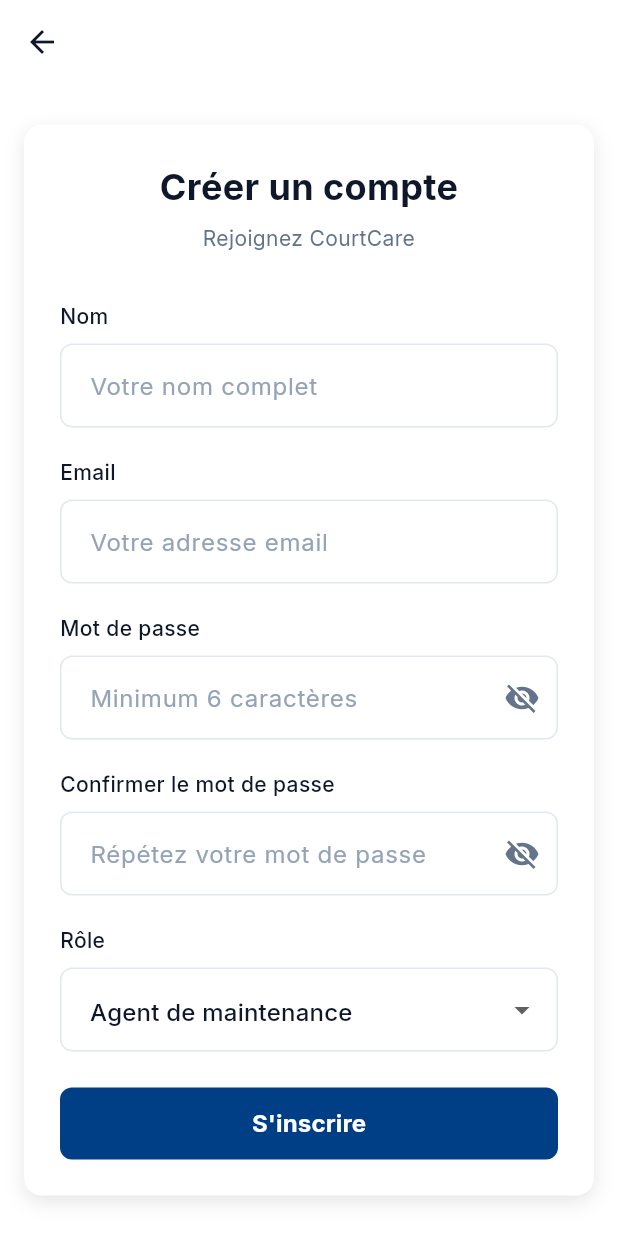
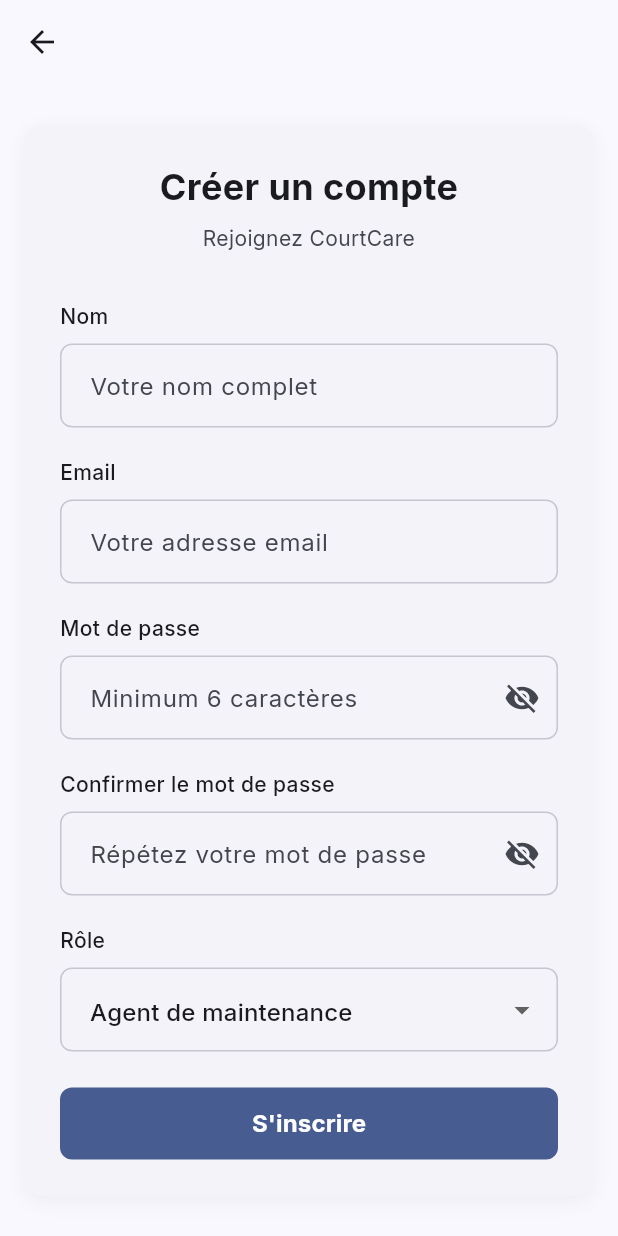
Before and after one commit to Simokes/tenniscourtcare, a Flutter app: the SignupPage screen opened by its route, on a phone screen of 412 x 824 dp. Run offline on Flutter 3.47's test engine with Material 3 defaults, Android fonts, the phone set to English and light mode, and no system bars; our stand-ins replace cloud_firestore, cloud_functions, connectivity_plus, drift, firebase_auth, firebase_core and 12 more; missing offline and left inert: cryptography, dart:js_interop, dart_jsonwebtoken; accounts and stored records are empty; generated files the repository leaves out were written again.

Commit message:
refactor: remplace couleurs hardcodées par tokens thème dans settings et auth
Co-authored-by: Simokes <186972204+Simokes@users.noreply.github.com>

```diff
--- a/lib/features/auth/presentation/pages/auth_icons.dart
+++ b/lib/features/auth/presentation/pages/auth_icons.dart
@@ -34,6 +34,8 @@ class GoogleIcon extends StatelessWidget {
 
   @override
   Widget build(BuildContext context) {
+    final cs = Theme.of(context).colorScheme;
+
     // Simple Google "G" icon representation
     // Using a ShaderMask to give it multi-color look if possible, or just a colored G
     return Container(
@@ -42,7 +44,7 @@ class GoogleIcon extends StatelessWidget {
       decoration: BoxDecoration(
         color: Colors.white,
         shape: BoxShape.circle,
-        border: Border.all(color: Colors.grey.shade300),
+        border: Border.all(color: cs.outlineVariant),
       ),
       alignment: Alignment.center,
       child: ShaderMask(
--- a/lib/features/auth/presentation/pages/signup_page.dart
+++ b/lib/features/auth/presentation/pages/signup_page.dart
@@ -21,11 +21,6 @@ class _SignupPageState extends ConsumerState<SignupPage> {
   Role _selectedRole = Role.agent;
   bool _isPasswordVisible = false;
   bool _isConfirmPasswordVisible = false;
-
-  // Design specific colors
-  static const _primaryColor = Color(0xFF003E85);
-  static const _primaryDarkColor = Color(0xFF002A5C);
-  static const _backgroundDarkColor = Color(0xFF0F1823);
 
   @override
   void dispose() {
@@ -87,24 +82,15 @@ class _SignupPageState extends ConsumerState<SignupPage> {
     final isLoading = authState.isLoading;
     final error = authState.error;
     final isDarkMode = Theme.of(context).brightness == Brightness.dark;
-
-    final backgroundColor = isDarkMode ? _backgroundDarkColor : Colors.white;
-    final cardColor = isDarkMode ? const Color(0xFF1E293B) : Colors.white;
-    final textColor = isDarkMode ? Colors.white : const Color(0xFF0F172A);
-    final subtitleColor = isDarkMode
-        ? const Color(0xFF94A3B8)
-        : const Color(0xFF64748B);
-    final borderColor = isDarkMode
-        ? const Color(0xFF475569)
-        : const Color(0xFFE2E8F0);
+    final cs = Theme.of(context).colorScheme;
 
     return Scaffold(
-      backgroundColor: backgroundColor,
+      backgroundColor: cs.surface,
       appBar: AppBar(
         backgroundColor: Colors.transparent,
         elevation: 0,
         leading: IconButton(
-          icon: Icon(Icons.arrow_back, color: textColor),
+          icon: Icon(Icons.arrow_back, color: cs.onSurface),
           onPressed: () => context.go('/login'),
         ),
       ),
@@ -115,13 +101,13 @@ class _SignupPageState extends ConsumerState<SignupPage> {
             constraints: const BoxConstraints(maxWidth: 448),
             padding: const EdgeInsets.all(24),
             decoration: BoxDecoration(
-              color: cardColor,
+              color: cs.surfaceContainerLow,
               borderRadius: BorderRadius.circular(12),
               boxShadow: isDarkMode
                   ? []
                   : [
                       BoxShadow(
-                        color: Colors.black.withValues(alpha: 0.1),
+                        color: cs.onSurface.withValues(alpha: 0.05),
                         blurRadius: 10,
                         offset: const Offset(0, 4),
                       ),
@@ -138,7 +124,7 @@ class _SignupPageState extends ConsumerState<SignupPage> {
                     style: GoogleFonts.inter(
                       fontSize: 24,
                       fontWeight: FontWeight.bold,
-                      color: textColor,
+                      color: cs.onSurface,
                     ),
                   ),
                   const SizedBox(height: 8),
@@ -147,23 +133,19 @@ class _SignupPageState extends ConsumerState<SignupPage> {
                     textAlign: TextAlign.center,
                     style: GoogleFonts.inter(
                       fontSize: 14,
-                      color: subtitleColor,
+                      color: cs.onSurfaceVariant,
                     ),
                   ),
                   const SizedBox(height: 32),
 
                   // Name Field
-                  _buildLabel('Nom', isDarkMode, textColor),
+                  _buildLabel('Nom', cs),
                   const SizedBox(height: 8),
                   TextFormField(
                     controller: _nameController,
                     textInputAction: TextInputAction.next,
-                    style: TextStyle(color: textColor),
-                    decoration: _inputDecoration(
-                      hintText: 'Votre nom complet',
-                      isDarkMode: isDarkMode,
-                      borderColor: borderColor,
-                    ),
+                    style: TextStyle(color: cs.onSurface),
+                    decoration: _inputDecoration(cs, hintText: 'Votre nom complet'),
                     validator: (value) {
                       if (value == null || value.trim().length < 2) {
                         return 'Le nom doit contenir au moins 2 caractères';
@@ -174,18 +156,14 @@ class _SignupPageState extends ConsumerState<SignupPage> {
                   const SizedBox(height: 20),
 
                   // Email Field
-                  _buildLabel('Email', isDarkMode, textColor),
+                  _buildLabel('Email', cs),
                   const SizedBox(height: 8),
                   TextFormField(
                     controller: _emailController,
                     keyboardType: TextInputType.emailAddress,
                     textInputAction: TextInputAction.next,
-                    style: TextStyle(color: textColor),
-                    decoration: _inputDecoration(
-                      hintText: 'Votre adresse email',
-                      isDarkMode: isDarkMode,
-                      borderColor: borderColor,
-                    ),
+                    style: TextStyle(color: cs.onSurface),
+                    decoration: _inputDecoration(cs, hintText: 'Votre adresse email'),
                     validator: (value) {
                       if (value == null || value.isEmpty) {
                         return 'L\'email est requis';
@@ -201,23 +179,22 @@ class _SignupPageState extends ConsumerState<SignupPage> {
                   const SizedBox(height: 20),
 
                   // Password Field
-                  _buildLabel('Mot de passe', isDarkMode, textColor),
+                  _buildLabel('Mot de passe', cs),
                   const SizedBox(height: 8),
                   TextFormField(
                     controller: _passwordController,
                     obscureText: !_isPasswordVisible,
                     textInputAction: TextInputAction.next,
-                    style: TextStyle(color: textColor),
+                    style: TextStyle(color: cs.onSurface),
                     decoration: _inputDecoration(
+                      cs,
                       hintText: 'Minimum 6 caractères',
-                      isDarkMode: isDarkMode,
-                      borderColor: borderColor,
                       suffixIcon: IconButton(
                         icon: Icon(
                           _isPasswordVisible
                               ? Icons.visibility
                               : Icons.visibility_off,
-                          color: subtitleColor,
+                          color: cs.onSurfaceVariant,
                         ),
                         onPressed: () {
                           setState(() {
@@ -236,27 +213,22 @@ class _SignupPageState extends ConsumerState<SignupPage> {
                   const SizedBox(height: 20),
 
                   // Confirm Password Field
-                  _buildLabel(
-                    'Confirmer le mot de passe',
-                    isDarkMode,
-                    textColor,
-                  ),
+                  _buildLabel('Confirmer le mot de passe', cs),
                   const SizedBox(height: 8),
                   TextFormField(
                     controller: _confirmPasswordController,
                     obscureText: !_isConfirmPasswordVisible,
                     textInputAction: TextInputAction.done,
-                    style: TextStyle(color: textColor),
+                    style: TextStyle(color: cs.onSurface),
                     decoration: _inputDecoration(
+                      cs,
                       hintText: 'Répétez votre mot de passe',
-                      isDarkMode: isDarkMode,
-                      borderColor: borderColor,
                       suffixIcon: IconButton(
                         icon: Icon(
                           _isConfirmPasswordVisible
                               ? Icons.visibility
                               : Icons.visibility_off,
-                          color: subtitleColor,
+                          color: cs.onSurfaceVariant,
                         ),
                         onPressed: () {
                           setState(() {
@@ -276,7 +248,7 @@ class _SignupPageState extends ConsumerState<SignupPage> {
                   const SizedBox(height: 20),
 
                   // Role Dropdown
-                  _buildLabel('Rôle', isDarkMode, textColor),
+                  _buildLabel('Rôle', cs),
                   const SizedBox(height: 8),
                   DropdownButtonFormField<Role>(
                     initialValue: _selectedRole,
@@ -285,7 +257,7 @@ class _SignupPageState extends ConsumerState<SignupPage> {
                         value: role,
                         child: Text(
                           role.label,
-                          style: TextStyle(color: textColor),
+                          style: TextStyle(color: cs.onSurface),
                         ),
                       );
                     }).toList(),
@@ -294,14 +266,8 @@ class _SignupPageState extends ConsumerState<SignupPage> {
                         setState(() => _selectedRole = value);
                       }
                     },
-                    decoration: _inputDecoration(
-                      hintText: 'Sélectionnez un rôle',
-                      isDarkMode: isDarkMode,
-                      borderColor: borderColor,
-                    ),
-                    dropdownColor: isDarkMode
-                        ? const Color(0xFF334155)
-                        : Colors.white,
+                    decoration: _inputDecoration(cs, hintText: 'Sélectionnez un rôle'),
+                    dropdownColor: cs.surfaceContainerLow,
                   ),
                   const SizedBox(height: 24),
 
@@ -310,16 +276,16 @@ class _SignupPageState extends ConsumerState<SignupPage> {
                     Container(
                       padding: const EdgeInsets.all(12),
                       decoration: BoxDecoration(
-                        color: Colors.red.withValues(alpha: 0.1),
+                        color: cs.errorContainer,
                         borderRadius: BorderRadius.circular(8),
                         border: Border.all(
-                          color: Colors.red.withValues(alpha: 0.3),
+                          color: cs.error.withValues(alpha: 0.3),
                         ),
                       ),
                       child: Text(
                         error.toString(),
                         style: GoogleFonts.inter(
-                          color: Colors.red,
+                          color: cs.error,
                           fontSize: 14,
                           fontWeight: FontWeight.w500,
                         ),
@@ -336,7 +302,7 @@ class _SignupPageState extends ConsumerState<SignupPage> {
                       onPressed: isLoading ? null : _signup,
                       style:
                           ElevatedButton.styleFrom(
-                            backgroundColor: _primaryColor,
+                            backgroundColor: cs.primary,
                             foregroundColor: Colors.white,
                             shape: RoundedRectangleBorder(
                               borderRadius: BorderRadius.circular(8),
@@ -347,12 +313,12 @@ class _SignupPageState extends ConsumerState<SignupPage> {
                               states,
                             ) {
                               if (states.contains(WidgetState.hovered)) {
-                                return _primaryDarkColor;
+                                return cs.primaryContainer;
                               }
                               if (states.contains(WidgetState.disabled)) {
-                                return _primaryColor.withValues(alpha: 0.6);
+                                return cs.primary.withValues(alpha: 0.6);
                               }
-                              return _primaryColor;
+                              return cs.primary;
                             }),
                           ),
                       child: isLoading
@@ -382,44 +348,43 @@ class _SignupPageState extends ConsumerState<SignupPage> {
     );
   }
 
-  Widget _buildLabel(String text, bool isDarkMode, Color textColor) {
+  Widget _buildLabel(String text, ColorScheme cs) {
     return Text(
       text,
       style: GoogleFonts.inter(
         fontSize: 14,
         fontWeight: FontWeight.w500,
-        color: textColor,
+        color: cs.onSurface,
       ),
     );
   }
 
-  InputDecoration _inputDecoration({
+  InputDecoration _inputDecoration(
+    ColorScheme cs, {
     required String hintText,
-    required bool isDarkMode,
-    required Color borderColor,
     Widget? suffixIcon,
   }) {
     return InputDecoration(
       hintText: hintText,
-      hintStyle: GoogleFonts.inter(color: const Color(0xFF94A3B8)),
+      hintStyle: GoogleFonts.inter(color: cs.onSurfaceVariant),
       filled: true,
-      fillColor: isDarkMode ? const Color(0xFF334155) : Colors.white,
+      fillColor: cs.surfaceContainerLow,
       contentPadding: const EdgeInsets.symmetric(horizontal: 16, vertical: 16),
       enabledBorder: OutlineInputBorder(
         borderRadius: BorderRadius.circular(8),
-        borderSide: BorderSide(color: borderColor),
+        borderSide: BorderSide(color: cs.outlineVariant),
       ),
       focusedBorder: OutlineInputBorder(
         borderRadius: BorderRadius.circular(8),
-        borderSide: const BorderSide(color: _primaryColor, width: 2),
+        borderSide: BorderSide(color: cs.primary, width: 2),
       ),
       errorBorder: OutlineInputBorder(
         borderRadius: BorderRadius.circular(8),
-        borderSide: const BorderSide(color: Colors.red),
+        borderSide: BorderSide(color: cs.error),
       ),
       focusedErrorBorder: OutlineInputBorder(
         borderRadius: BorderRadius.circular(8),
-        borderSide: const BorderSide(color: Colors.red, width: 2),
+        borderSide: BorderSide(color: cs.error, width: 2),
       ),
       suffixIcon: suffixIcon,
     );
```
Also changed, not shown: lib/features/auth/presentation/pages/login_page.dart (+9 -6 lines), lib/features/settings/presentation/screens/settings_screen.dart (+7 -6 lines), lib/features/settings/presentation/widgets/settings_components.dart (+14 -9 lines), pubspec.lock.
